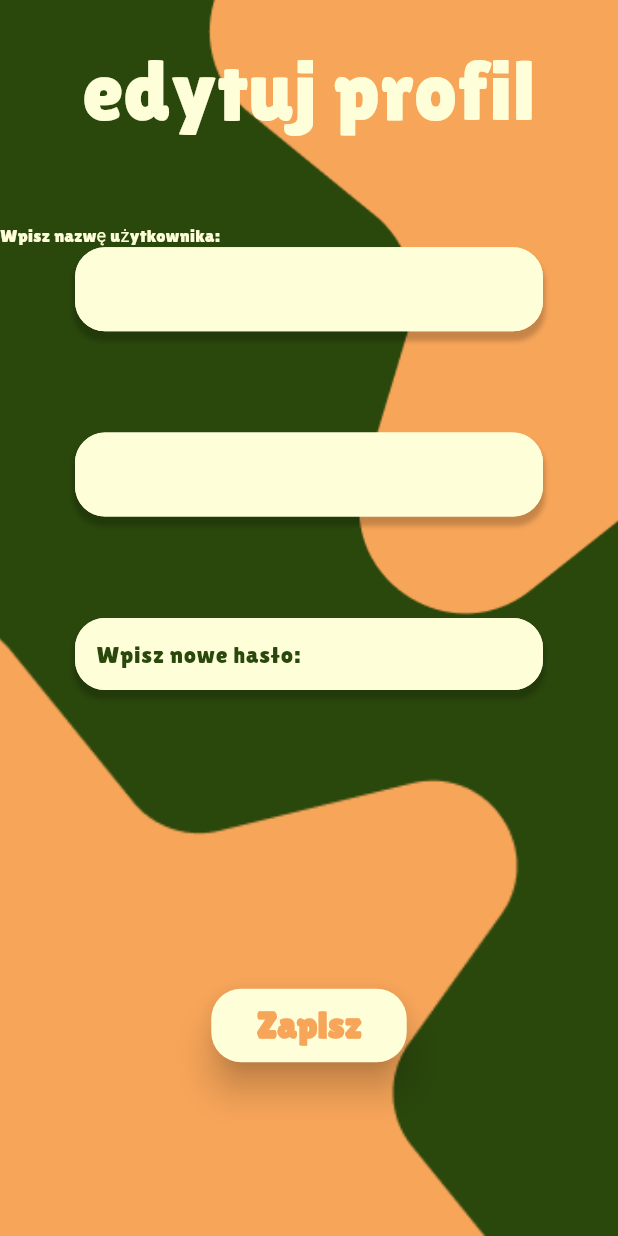
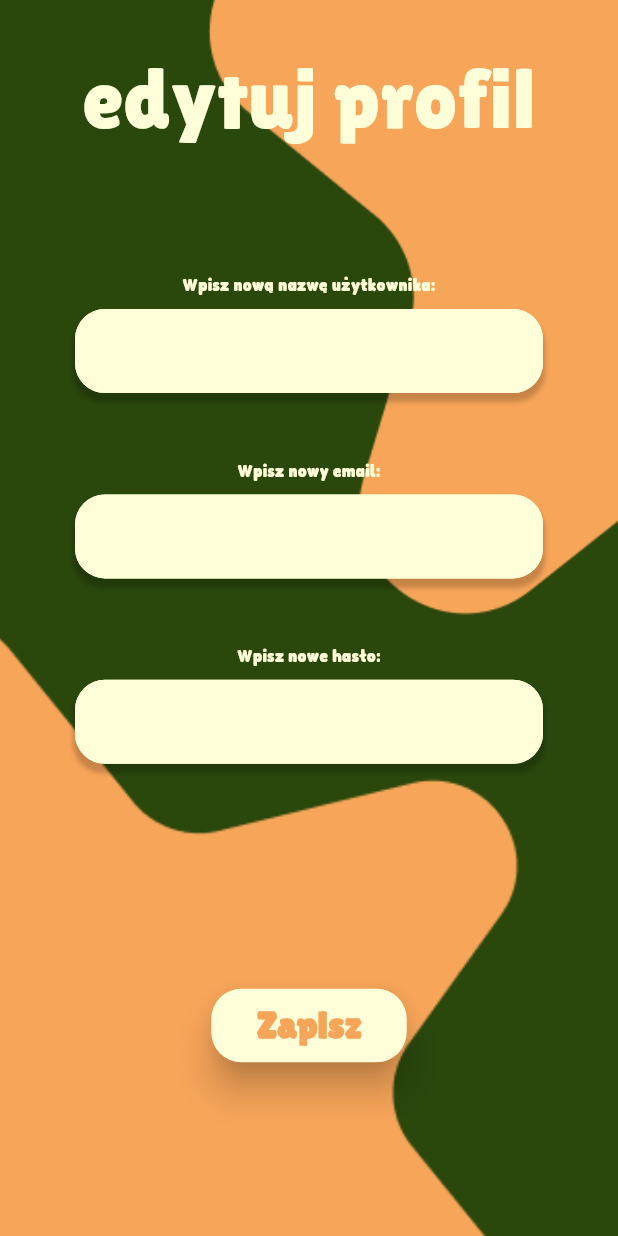
Before and after one commit to amela-akija/animattio_mobile_app, a Flutter app: the SettingsPage screen opened directly, after a tap on "Switch to polish", after a tap on "edytuj profil", on a phone screen of 412 x 824 dp. Run offline on Flutter 3.47's test engine with Material 3 defaults, Android fonts, the phone set to English and light mode, and no system bars; our stand-ins replace cloud_firestore, firebase_auth, firebase_core, get, get_storage; accounts and stored records are empty; generated files the repository leaves out were written again.

Commit message:
minor ui changes

```diff
--- a/lib/localization/en.dart
+++ b/lib/localization/en.dart
@@ -3,7 +3,7 @@ const Map<String, String> en = {
   "sign_up": "Sign up",
   "log_to_sign": "Don't have an account yet? Sign up",
   "Log_in": "Log in",
-  "enter_password": "Enter password:", "enter_new_password": "Enter new password:",
+  "enter_password": "Enter password:", "enter_new_password": "Enter new password:",  "enter_new_email": "Enter new email:", "enter_new_username": "Enter new username:",
   "enter_email": "Enter email:",
   "registered_successfully": "User registered successfully",
   "login_successfull": "User logged in successfully",
--- a/lib/localization/pl.dart
+++ b/lib/localization/pl.dart
@@ -3,7 +3,7 @@ const Map<String, String> pl = {
   "sign_up": "Rejestracja",
   "log_to_sign": "Nie masz jeszcze konta? Zarejestruj się",
   "Log_in": "Zaloguj",
-  "enter_password": "Wpisz hasło:", "enter_new_password": "Wpisz nowe hasło:",
+  "enter_password": "Wpisz hasło:", "enter_new_password": "Wpisz nowe hasło:","enter_new_email": "Wpisz nowy email:", "enter_new_username": "Wpisz nową nazwę użytkownika:",
   "enter_email": "Wpisz email:",
   "registered_successfully": "Poprawnie zarejestrowano",
   "login_successfull": "Poprawnie zalogowano",
--- a/lib/main.dart
+++ b/lib/main.dart
@@ -1,5 +1,6 @@
 
 import 'package:animattio_mobile_app/firebase_options.dart';
+import 'package:animattio_mobile_app/pages/settings_page.dart';
 import 'package:animattio_mobile_app/services/localization_service.dart';
 import 'package:animattio_mobile_app/pages/main_page.dart';
 import 'package:animattio_mobile_app/poviders/images_provider.dart';
@@ -31,7 +32,7 @@ class MyApp extends StatelessWidget {
       translations:LocalizationService(),
       locale: LocalizationService().getCurrentLocale(),
       fallbackLocale: Locale('en', ''),
-      home:MainPage(),
+      home:SettingsPage(),
     );
   }
 }
--- a/lib/pages/edit_profile_page.dart
+++ b/lib/pages/edit_profile_page.dart
@@ -1,7 +1,6 @@
 import 'package:animattio_mobile_app/pages/main_page.dart';
 import 'package:animattio_mobile_app/pages/user_page.dart';
 import 'package:animattio_mobile_app/services/database_service.dart';
-import 'package:cloud_firestore/cloud_firestore.dart';
 import 'package:firebase_auth/firebase_auth.dart';
 import 'package:flutter/material.dart';
 import 'package:get/get.dart';
@@ -53,7 +52,9 @@ class _EditProfilePageState extends State<EditProfilePage> {
     deviceSize = MediaQuery.of(context).size;
     height = deviceSize.height;
     width = deviceSize.width;
+
     return Scaffold(
+      resizeToAvoidBottomInset: false,
       backgroundColor: pageColor,
       body: Form(
         key: _formKey,
@@ -91,7 +92,7 @@ class _EditProfilePageState extends State<EditProfilePage> {
                     ),
                   ),
                   Padding(
-                    padding: const EdgeInsets.only(top: 20.0),
+                    padding: const EdgeInsets.only(top: 25.0),
                     child: Align(
                       alignment: Alignment.topCenter,
                       child: Text(
@@ -106,19 +107,21 @@ class _EditProfilePageState extends State<EditProfilePage> {
                     ),
                   ),
                   Positioned(
-                    top: deviceSize.height * 0.18,
+                    top: deviceSize.height * 0.22,
+                    left: 0,
+                    right: 0,
                     child: Text(
-                      "enter_username".tr,
+                      "enter_new_username".tr,
                       textAlign: TextAlign.center,
                       style: TextStyle(
                         color: fontColor,
                         fontSize: 12,
-                        fontFamily: 'Lilita One',
+                        fontFamily: 'Fredoka',
                       ),
                     ),
                   ),
                   Positioned(
-                    top: deviceSize.height * 0.2,
+                    top: deviceSize.height * 0.25,
                     width: deviceSize.width,
                     child: Padding(
                       padding: const EdgeInsets.symmetric(horizontal: 50.0),
@@ -164,8 +167,22 @@ class _EditProfilePageState extends State<EditProfilePage> {
                       ),
                     ),
                   ),
+                   Positioned(
+                    top: deviceSize.height * 0.37,
+                    left: 0,
+                    right: 0,
+                    child: Text(
+                      "enter_new_email".tr,
+                      textAlign: TextAlign.center,
+                      style: TextStyle(
+                        color: fontColor,
+                        fontSize: 12,
+                        fontFamily: 'Fredoka',
+                      ),
+                    ),
+                  ),
                   Positioned(
-                    top: deviceSize.height * 0.35,
+                    top: deviceSize.height * 0.40,
                     width: deviceSize.width,
                     child: Padding(
                       padding: const EdgeInsets.symmetric(horizontal: 50.0),
@@ -199,11 +216,6 @@ class _EditProfilePageState extends State<EditProfilePage> {
                               borderSide: BorderSide(color: inputColor),
                               borderRadius: BorderRadius.circular(20),
                             ),
-                            // hintText: "xxx",
-                            // hintStyle: TextStyle(
-                            //     color: textColor, fontFamily: 'Lilita One'),
-                            // contentPadding: const EdgeInsets.symmetric(
-                            //     vertical: 10, horizontal: 10),
                           ),
                           validator: (value) {
                             if (value!.isEmpty) {
@@ -217,8 +229,22 @@ class _EditProfilePageState extends State<EditProfilePage> {
                       ),
                     ),
                   ),
+                   Positioned(
+                    top: deviceSize.height * 0.52,
+                    left: 0,
+                    right: 0,
+                    child: Text(
+                      "enter_new_password".tr,
+                      textAlign: TextAlign.center,
+                      style: TextStyle(
+                        color: fontColor,
+                        fontSize: 12,
+                        fontFamily: 'Fredoka',
+                      ),
+                    ),
+                  ),
                   Positioned(
-                    top: deviceSize.height * 0.5,
+                    top: deviceSize.height * 0.55,
                     width: deviceSize.width,
                     child: Padding(
                       padding: const EdgeInsets.symmetric(horizontal: 50.0),
@@ -252,11 +278,6 @@ class _EditProfilePageState extends State<EditProfilePage> {
                               borderSide: BorderSide(color: inputColor),
                               borderRadius: BorderRadius.circular(20),
                             ),
-                            hintText: 'enter_new_password'.tr,
-                            hintStyle: TextStyle(
-                                color: textColor, fontFamily: 'Lilita One'),
-                            contentPadding: const EdgeInsets.symmetric(
-                                vertical: 10, horizontal: 10),
                           ),
                           validator: (value) {
                             if (value!.isEmpty) {
--- a/lib/pages/main_page.dart
+++ b/lib/pages/main_page.dart
@@ -27,6 +27,7 @@ class MainPage extends StatelessWidget {
     String buttonLogin = "log_in".tr;
 
     return Scaffold(
+      resizeToAvoidBottomInset: false,
       backgroundColor: pageColor,
       body: Stack(
         children: <Widget>[
--- a/lib/pages/settings_page.dart
+++ b/lib/pages/settings_page.dart
@@ -67,7 +67,9 @@ class _SettingsPageState extends State<SettingsPage> {
               ),
             ),
           ),
-          Align(
+          Padding(
+            padding: const EdgeInsets.only(top:30),
+            child: Align(
               alignment: Alignment.topCenter,
               child: Text(
                 pageTitle,
@@ -79,13 +81,14 @@ class _SettingsPageState extends State<SettingsPage> {
                 ),
               ),
             ),
-          Positioned(
-            top: height * 0.2,
-            width: deviceSize.width,
-            child: Padding(
-              padding: const EdgeInsets.only(top: 20.0),
-              child: Align(
-                alignment: Alignment.center,
+          ),
+          Center(
+            child: Column(
+              mainAxisAlignment: MainAxisAlignment.start,
+              children: <Widget>[
+                const SizedBox(height: 225),
+                SizedBox(
+                  width: width * 0.75,
                   child: ElevatedButton(
                     onPressed: () {
                       widget.localeController.swapLanguages();
@@ -104,7 +107,8 @@ class _SettingsPageState extends State<SettingsPage> {
                       elevation: 10,
                     ),
                     child: Text(
-                    widget.localeController.currentLocale.value.languageCode ==
+                      widget.localeController.currentLocale.value
+                                  .languageCode ==
                               'en'
                           ? 'PL_switch'.tr
                           : 'EN_switch'.tr,
@@ -112,6 +116,98 @@ class _SettingsPageState extends State<SettingsPage> {
                     ),
                   ),
                 ),
+                const SizedBox(
+                  height: 50,
+                ),
+                SizedBox(
+                  width: width * 0.75,
+                  child: ElevatedButton(
+                    onPressed: () {
+                      Navigator.of(context).push(
+                          MaterialPageRoute(builder: (BuildContext context) {
+                        return const EditProfilePage();
+                      }));
+                    },
+                    style: TextButton.styleFrom(
+                      backgroundColor: fontColor,
+                      padding: const EdgeInsets.symmetric(
+                          horizontal: 30, vertical: 10),
+                      textStyle: const TextStyle(
+                          fontSize: 25,
+                          fontFamily: 'Lilita One',
+                          fontWeight: FontWeight.w900),
+                      shape: RoundedRectangleBorder(
+                        borderRadius: BorderRadius.circular(20),
+                      ),
+                      elevation: 10,
+                    ),
+                    child: Text(
+                      "update".tr,
+                      style: TextStyle(color: buttonColor),
+                    ),
+                  ),
+                ),
+                const SizedBox(
+                  height: 50,
+                ),
+                SizedBox(
+                  width: width * 0.75,
+                  child: ElevatedButton(
+                    onPressed: () async {
+                      await FirebaseAuth.instance.signOut();
+                      Navigator.of(context).push(
+                          MaterialPageRoute(builder: (BuildContext context) {
+                        return MainPage();
+                      }));
+                    },
+                    style: TextButton.styleFrom(
+                      backgroundColor: fontColor,
+                      padding: const EdgeInsets.symmetric(
+                          horizontal: 30, vertical: 10),
+                      textStyle: const TextStyle(
+                          fontSize: 25,
+                          fontFamily: 'Fredoka',
+                          fontWeight: FontWeight.w900),
+                      shape: RoundedRectangleBorder(
+                        borderRadius: BorderRadius.circular(20),
+                      ),
+                      elevation: 10,
+                    ),
+                    child: Text(
+                      "log_out".tr,
+                      style: TextStyle(color: buttonColor),
+                    ),
+                  ),
+                ),
+                const SizedBox(
+                  height: 50,
+                ),
+                SizedBox(
+                  width: width * 0.75,
+                  child: ElevatedButton(
+                    onPressed: () async {
+                      showAlertDeleteDialog(context);
+                    },
+                    style: TextButton.styleFrom(
+                      backgroundColor: fontColor,
+                      padding: const EdgeInsets.symmetric(
+                          horizontal: 30, vertical: 10),
+                      textStyle: const TextStyle(
+                          fontSize: 25,
+                          fontFamily: 'Fredoka',
+                          fontWeight: FontWeight.w900),
+                      shape: RoundedRectangleBorder(
+                        borderRadius: BorderRadius.circular(20),
+                      ),
+                      elevation: 10,
+                    ),
+                    child: Text(
+                      "delete".tr,
+                      style: TextStyle(color: buttonColor),
+                    ),
+                  ),
+                ),
+              ],
             ),
           ),
           Positioned(
@@ -143,109 +239,6 @@ class _SettingsPageState extends State<SettingsPage> {
                   ),
                   child: Text(
                     "save".tr,
-                    style: TextStyle(color: buttonColor),
-                  ),
-                ),
-              ),
-            ),
-          ),
-          Positioned(
-            top: height * 0.35,
-            width: deviceSize.width,
-            child: Padding(
-              padding: const EdgeInsets.only(bottom: 20.0),
-              child: Align(
-                alignment: Alignment.center,
-                child: ElevatedButton(
-                  onPressed: () {
-                    Navigator.of(context).push(
-                        MaterialPageRoute(builder: (BuildContext context) {
-                      return const EditProfilePage();
-                    }));
-                  },
-                  style: TextButton.styleFrom(
-                    backgroundColor: fontColor,
-                    padding: const EdgeInsets.symmetric(
-                        horizontal: 30, vertical: 10),
-                    textStyle: const TextStyle(
-                        fontSize: 25,
-                        fontFamily: 'Lilita One',
-                        fontWeight: FontWeight.w900),
-                    shape: RoundedRectangleBorder(
-                      borderRadius: BorderRadius.circular(20),
-                    ),
-                    elevation: 10,
-                  ),
-                  child: Text(
-                    "update".tr,
-                    style: TextStyle(color: buttonColor),
-                  ),
-                ),
-              ),
-            ),
-          ),
-          Positioned(
-            top: height * 0.5,
-            width: deviceSize.width,
-            child: Padding(
-              padding: const EdgeInsets.only(bottom: 20.0),
-              child: Align(
-                alignment: Alignment.center,
-                child: ElevatedButton(
-                  onPressed: () async {
-                    await FirebaseAuth.instance.signOut();
-                    Navigator.of(context).push(
-                        MaterialPageRoute(builder: (BuildContext context) {
-                      return MainPage();
-                    }));
-                  },
-                  style: TextButton.styleFrom(
-                    backgroundColor: fontColor,
-                    padding: const EdgeInsets.symmetric(
-                        horizontal: 30, vertical: 10),
-                    textStyle: const TextStyle(
-                        fontSize: 25,
-                        fontFamily: 'Fredoka',
-                        fontWeight: FontWeight.w900),
-                    shape: RoundedRectangleBorder(
-                      borderRadius: BorderRadius.circular(20),
-                    ),
-                    elevation: 10,
-                  ),
-                  child: Text(
-                    "log_out".tr,
-                    style: TextStyle(color: buttonColor),
-                  ),
-                ),
-              ),
-            ),
-          ),
-          Positioned(
-            top: height * 0.75,
-            width: deviceSize.width,
-            child: Padding(
-              padding: const EdgeInsets.only(bottom: 20.0),
-              child: Align(
-                alignment: Alignment.center,
-                child: ElevatedButton(
-                  onPressed: () async {
-                    showAlertDeleteDialog(context);
-                  },
-                  style: TextButton.styleFrom(
-                    backgroundColor: fontColor,
-                    padding: const EdgeInsets.symmetric(
-                        horizontal: 30, vertical: 10),
-                    textStyle: const TextStyle(
-                        fontSize: 25,
-                        fontFamily: 'Fredoka',
-                        fontWeight: FontWeight.w900),
-                    shape: RoundedRectangleBorder(
-                      borderRadius: BorderRadius.circular(20),
-                    ),
-                    elevation: 10,
-                  ),
-                  child: Text(
-                    "delete".tr,
                     style: TextStyle(color: buttonColor),
                   ),
                 ),
--- a/lib/pages/signup_page.dart
+++ b/lib/pages/signup_page.dart
@@ -141,7 +141,7 @@ class _SignupPageState extends State<SignupPage> {
                     ),
                   ),
                   Positioned(
-                    top: deviceSize.height * 0.35,
+                    top: deviceSize.height * 0.32,
                     width: deviceSize.width,
                     child: Padding(
                       padding: const EdgeInsets.symmetric(horizontal: 50.0),
@@ -194,7 +194,7 @@ class _SignupPageState extends State<SignupPage> {
                     ),
                   ),
                   Positioned(
-                    top: deviceSize.height * 0.5,
+                    top: deviceSize.height * 0.44,
                     width: deviceSize.width,
                     child: Padding(
                       padding: const EdgeInsets.symmetric(horizontal: 50.0),
@@ -253,7 +253,7 @@ class _SignupPageState extends State<SignupPage> {
                     ),
                   ),
                   Positioned(
-                    top: deviceSize.height * 0.65,
+                    top: deviceSize.height * 0.56,
                     width: deviceSize.width,
                     child: Padding(
                       padding: const EdgeInsets.symmetric(horizontal: 50.0),
@@ -308,7 +308,7 @@ class _SignupPageState extends State<SignupPage> {
                     ),
                   ),
                   Positioned(
-                    top: deviceSize.height * 0.8,
+                    top: deviceSize.height * 0.75,
                     width: deviceSize.width,
                     child: Center(
                       child: ElevatedButton(
--- a/lib/services/database_service.dart
+++ b/lib/services/database_service.dart
@@ -60,7 +60,7 @@ class DatabaseService {
       if (currentUserData.exists) {
         return currentUserData.data()?['avatar'] ?? 'assets/user_page/no_avatar.png';
       } else {
-        return "User doesn't exists";
+        return "User doesn't exists"; //!!!
       }
     } catch (e) {
       log(e.toString());
```
Lines whose indentation alone changed are shown as unchanged.
